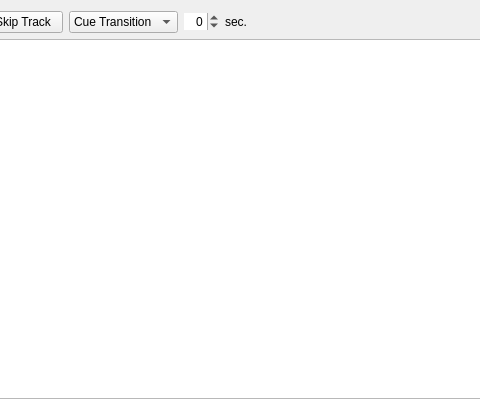
Qt form mixxx/src/dlgautodj.ui (horiator/mixxx) before a commit; both pictures show x 115 to 595 and y 0 to 399 of the 698 by 399 pixel window.
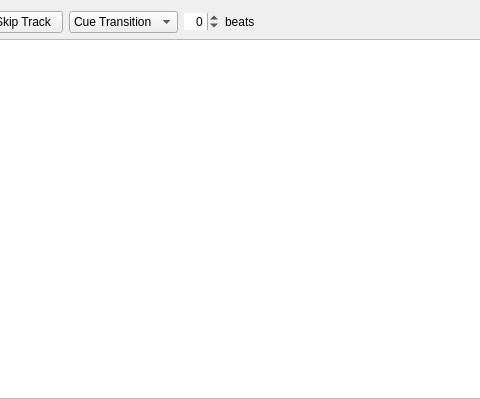
The same form after that commit.

Commit message: Expanded beatmatching transition, transition time to beats

What changed in the file:
```diff
--- a/mixxx/src/dlgautodj.ui
+++ b/mixxx/src/dlgautodj.ui
@@ -113,7 +113,7 @@
         <string comment="&quot;sec.&quot; as in seconds">Seconds</string>
        </property>
        <property name="text">
-        <string>sec.</string>
+        <string>beats</string>
        </property>
       </widget>
      </item>
```
The commit also changes 4 other files.
